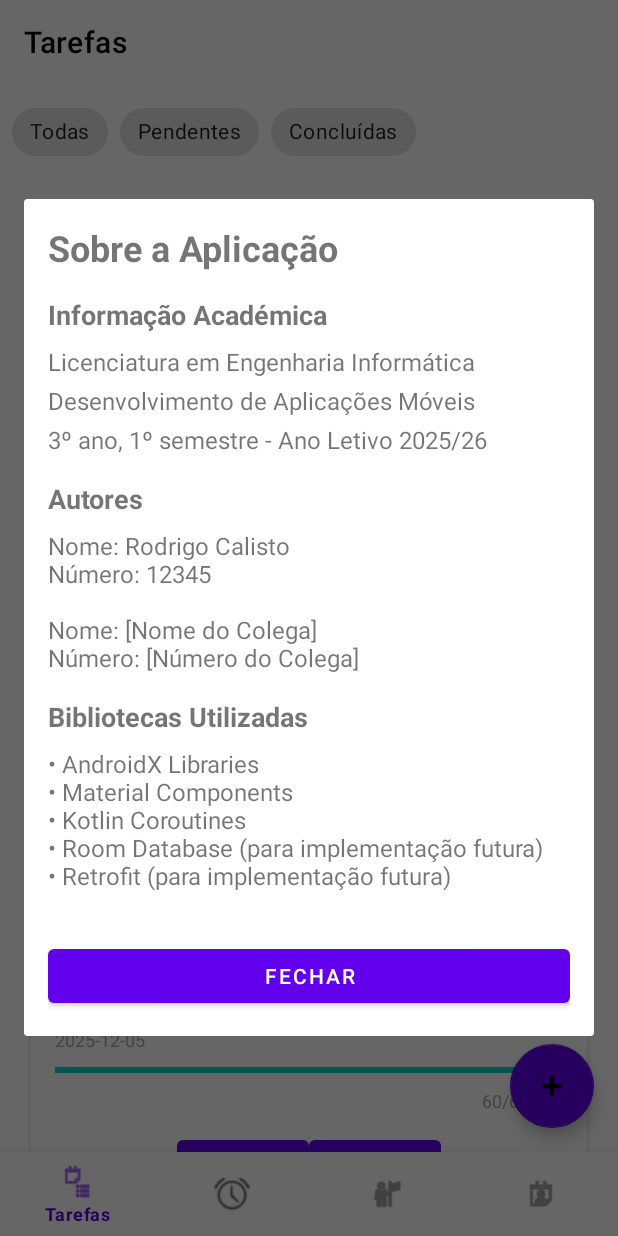
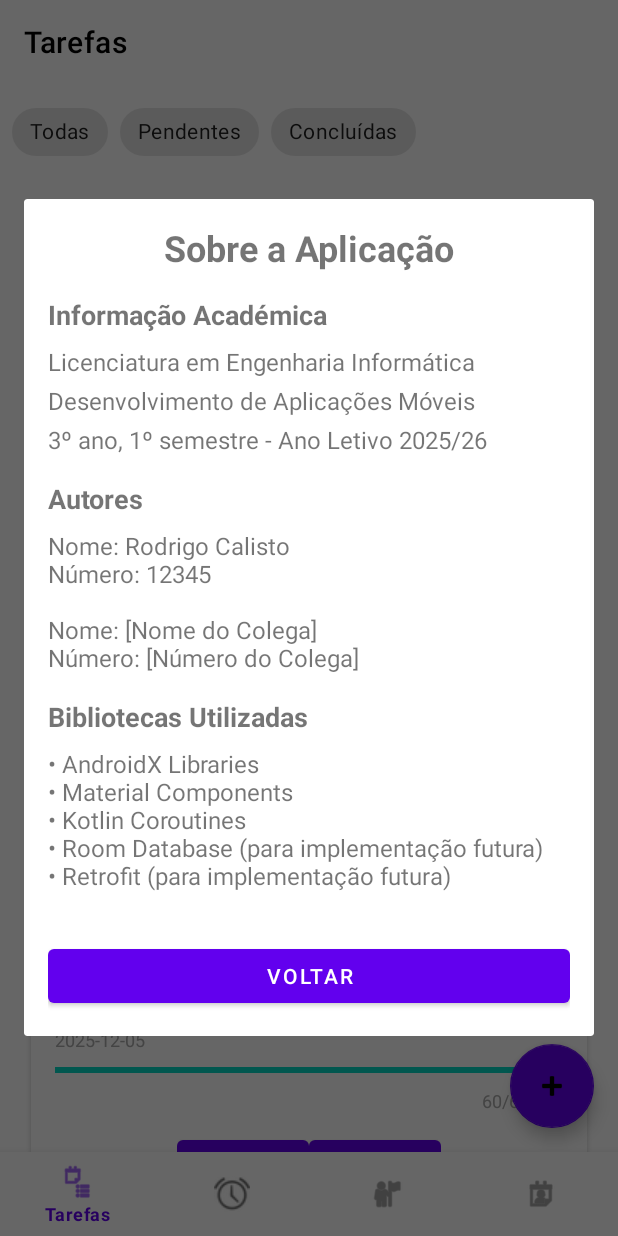
Before and after one commit to Vazoth6/Nocrastination, an Android app: the fragment AboutAppDialogFragment placed in its activity, on a phone screen of 412 x 824 dp. Run offline under Robolectric (Android 15) with nearby library versions, the phone set to English and light mode, and no system bars; our stand-ins replace navigation-ui.

Commit message:
Correção de bugs, atualizações na responsividade de cada página.

```diff
--- a/app/src/main/AndroidManifest.xml
+++ b/app/src/main/AndroidManifest.xml
@@ -12,9 +12,7 @@
         android:supportsRtl="true"
         android:theme="@style/Theme.MaterialComponents.DayNight.NoActionBar"
         tools:targetApi="31">
-        <activity
-            android:name=".fragment_tasks"
-            android:exported="false" />
+
         <!-- Login Activity (ponto de entrada PRINCIPAL) -->
         <activity
             android:name=".LoginActivity"
@@ -22,18 +20,22 @@
             android:windowSoftInputMode="adjustResize">
             <intent-filter>
                 <action android:name="android.intent.action.MAIN" />
-
                 <category android:name="android.intent.category.LAUNCHER" />
             </intent-filter>
-        </activity> <!-- Register Activity -->
+        </activity>
+
+        <!-- Register Activity -->
         <activity
             android:name=".RegisterActivity"
             android:exported="false"
-            android:windowSoftInputMode="adjustResize" /> <!-- Main Activity (após login) - APENAS UMA DECLARAÇÃO! -->
+            android:windowSoftInputMode="adjustResize" />
+
+        <!-- Main Activity (após login) -->
         <activity
             android:name=".MainActivity"
             android:exported="false"
             android:windowSoftInputMode="adjustResize" />
+
     </application>
 
 </manifest>
--- a/app/src/main/java/pt/ipt/dam2025/nocrastination/MainActivity.kt
+++ b/app/src/main/java/pt/ipt/dam2025/nocrastination/MainActivity.kt
@@ -1,9 +1,10 @@
 package pt.ipt.dam2025.nocrastination
 
 import android.os.Bundle
+import android.util.Log
 import androidx.appcompat.app.AppCompatActivity
 import androidx.navigation.NavController
-import androidx.navigation.findNavController
+import androidx.navigation.fragment.NavHostFragment
 import androidx.navigation.ui.AppBarConfiguration
 import androidx.navigation.ui.setupActionBarWithNavController
 import androidx.navigation.ui.setupWithNavController
@@ -19,17 +20,30 @@ class MainActivity : AppCompatActivity() {
         binding = ActivityMainBinding.inflate(layoutInflater)
         setContentView(binding.root)
 
+        // Set the Toolbar as the ActionBar
+        setSupportActionBar(binding.toolbar)
+
         setupNavigation()
     }
 
     private fun setupNavigation() {
-        // Configurar Navigation Component
-        navController = findNavController(R.id.nav_host_fragment)
+        try {
+            // Get NavHostFragment
+            val navHostFragment = supportFragmentManager
+                .findFragmentById(R.id.nav_host_fragment) as NavHostFragment
 
-        // Configurar Bottom Navigation
+            // Get NavController
+            navController = navHostFragment.navController
+
+            // Set up bottom navigation
             binding.bottomNavigation.setupWithNavController(navController)
 
-        // Configurar AppBar com os destinos de top-level
+            // Prevent duplicate fragment creation on reselect
+            binding.bottomNavigation.setOnItemReselectedListener {
+                // Do nothing on reselect to prevent recreating the same fragment
+            }
+
+            // Configure AppBar with the fragments you want as top-level destinations
             val appBarConfiguration = AppBarConfiguration(
                 setOf(
                     R.id.tasksFragment,
@@ -37,12 +51,12 @@ class MainActivity : AppCompatActivity() {
                     R.id.statisticsFragment,
                     R.id.profileFragment
                 )
-        ).also {
+            )
 
-            setupActionBarWithNavController(navController, it)
-        }
+            // Setup ActionBar with NavController
+            setupActionBarWithNavController(navController, appBarConfiguration)
 
-        // Opcional: Mudar título da ActionBar baseado no fragment
+            // Update title based on fragment
             navController.addOnDestinationChangedListener { _, destination, _ ->
                 when (destination.id) {
                     R.id.tasksFragment -> supportActionBar?.title = "Tarefas"
@@ -51,6 +65,12 @@ class MainActivity : AppCompatActivity() {
                     R.id.profileFragment -> supportActionBar?.title = "Perfil"
                 }
             }
+
+            Log.d("MainActivity", "Navigation setup successful")
+
+        } catch (e: Exception) {
+            Log.e("MainActivity", "Navigation setup failed: ${e.message}", e)
+        }
     }
 
     override fun onSupportNavigateUp(): Boolean {
--- a/app/src/main/res/layout/activity_main.xml
+++ b/app/src/main/res/layout/activity_main.xml
@@ -3,6 +3,16 @@
     xmlns:app="http://schemas.android.com/apk/res-auto"
     android:layout_width="match_parent"
     android:layout_height="match_parent">
+
+    <androidx.appcompat.widget.Toolbar
+        android:id="@+id/toolbar"
+        android:layout_width="0dp"
+        android:layout_height="?attr/actionBarSize"
+        android:background="?attr/colorPrimary"
+        app:layout_constraintEnd_toEndOf="parent"
+        app:layout_constraintStart_toStartOf="parent"
+        app:layout_constraintTop_toTopOf="parent"
+        app:titleTextColor="@android:color/white" />
 
     <androidx.fragment.app.FragmentContainerView
         android:id="@+id/nav_host_fragment"
--- a/app/src/main/res/layout/fragment_about_app_dialog.xml
+++ b/app/src/main/res/layout/fragment_about_app_dialog.xml
@@ -14,25 +14,27 @@
         <TextView
             android:layout_width="wrap_content"
             android:layout_height="wrap_content"
+            android:layout_gravity="center"
             android:text="Sobre a Aplicação"
             android:textSize="24sp"
             android:textStyle="bold"
             android:layout_marginBottom="16dp" />
 
         <!-- Informação Académica -->
+
         <TextView
             android:layout_width="wrap_content"
             android:layout_height="wrap_content"
+            android:layout_marginBottom="8dp"
             android:text="Informação Académica"
             android:textSize="18sp"
-            android:textStyle="bold"
-            android:layout_marginBottom="8dp" />
+            android:textStyle="bold" />
 
         <TextView
             android:id="@+id/textCourseName"
             android:layout_width="wrap_content"
             android:layout_height="wrap_content"
-            android:text="Curso: "
+            android:text="Curso: Engenharia Informática"
             android:textSize="16sp"
             android:layout_marginBottom="4dp" />
 
@@ -40,7 +42,7 @@
             android:id="@+id/textSubject"
             android:layout_width="wrap_content"
             android:layout_height="wrap_content"
-            android:text="Disciplina: "
+            android:text="Disciplina: Desenvolvimento de Aplicações Móveis (DAM)"
             android:textSize="16sp"
             android:layout_marginBottom="4dp" />
 
@@ -48,7 +50,7 @@
             android:id="@+id/textAcademicYear"
             android:layout_width="wrap_content"
             android:layout_height="wrap_content"
-            android:text="Ano Letivo: "
+            android:text="Ano Letivo: 25/28"
             android:textSize="16sp"
             android:layout_marginBottom="16dp" />
 
@@ -65,7 +67,7 @@
             android:id="@+id/textAuthors"
             android:layout_width="wrap_content"
             android:layout_height="wrap_content"
-            android:text="Nomes dos autores..."
+            android:text="Rodrigo Calisto"
             android:textSize="16sp"
             android:layout_marginBottom="16dp" />
 
@@ -91,7 +93,7 @@
             android:id="@+id/buttonClose"
             android:layout_width="match_parent"
             android:layout_height="wrap_content"
-            android:text="Fechar"
+            android:text="Voltar"
             android:layout_marginTop="8dp" />
 
     </LinearLayout>
--- a/app/src/main/res/menu/bottom_nav_menu.xml
+++ b/app/src/main/res/menu/bottom_nav_menu.xml
@@ -1,22 +1,22 @@
 <?xml version="1.0" encoding="utf-8"?>
 <menu xmlns:android="http://schemas.android.com/apk/res/android">
     <item
-        android:id="@+id/nav_tasks"
+        android:id="@+id/tasksFragment"
         android:icon="@android:drawable/ic_menu_agenda"
         android:title="Tarefas" />
 
     <item
-        android:id="@+id/nav_pomodoro"
+        android:id="@+id/pomodoroFragment"
         android:icon="@android:drawable/ic_lock_idle_alarm"
         android:title="Pomodoro" />
 
     <item
-        android:id="@+id/nav_statistics"
+        android:id="@+id/statisticsFragment"
         android:icon="@android:drawable/ic_menu_myplaces"
         android:title="Estatísticas" />
 
     <item
-        android:id="@+id/nav_profile"
+        android:id="@+id/profileFragment"
         android:icon="@android:drawable/ic_menu_my_calendar"
         android:title="Perfil" />
 </menu>
```
Lines whose indentation alone changed are shown as unchanged.
